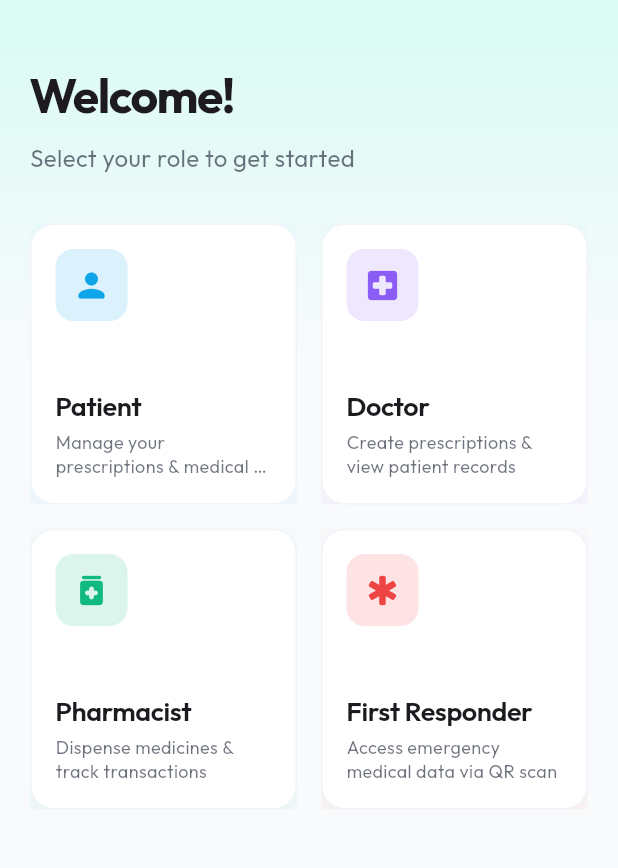
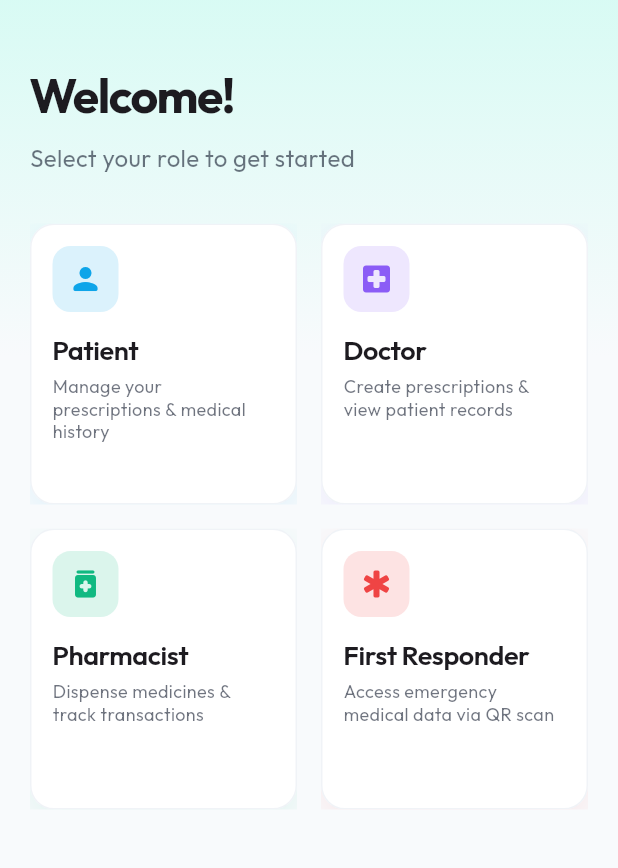
Before and after one commit to ankurrera/CareSync, a Flutter app: the screen it shows after launch, on a phone screen of 412 x 824 dp, the part 138-1006 px from its top. Run offline on Flutter 3.47's test engine with Material 3 defaults, Android fonts, the phone set to English and light mode, and no system bars; our stand-ins replace flutter_dotenv, flutter_riverpod, flutter_secure_storage, go_router, google_fonts, image_picker and 4 more; missing offline and left inert: mobile_scanner; accounts and stored records are empty.

Commit message:
minor fixes

```diff
--- a/lib/features/auth/presentation/screens/role_selection_screen.dart
+++ b/lib/features/auth/presentation/screens/role_selection_screen.dart
@@ -11,6 +11,8 @@ class RoleSelectionScreen extends StatelessWidget {
 
   @override
   Widget build(BuildContext context) {
+    final isDark = Theme.of(context).brightness == Brightness.dark;
+
     return Scaffold(
       body: Container(
         decoration: BoxDecoration(
@@ -18,7 +20,9 @@ class RoleSelectionScreen extends StatelessWidget {
             begin: Alignment.topCenter,
             end: Alignment.bottomCenter,
             colors: [
-              AppColors.primarySurface,
+              isDark
+                  ? AppColors.primary.withOpacity(0.15)
+                  : AppColors.primarySurface,
               Theme.of(context).scaffoldBackgroundColor,
             ],
             stops: const [0.0, 0.4],
--- a/lib/features/auth/presentation/widgets/role_card.dart
+++ b/lib/features/auth/presentation/widgets/role_card.dart
@@ -45,14 +45,14 @@ class RoleCard extends StatelessWidget {
             ],
           ),
           child: Padding(
-            padding: const EdgeInsets.all(16),
+            padding: const EdgeInsets.all(14),
             child: Column(
               crossAxisAlignment: CrossAxisAlignment.start,
               children: [
                 // Icon container
                 Container(
-                  width: 48,
-                  height: 48,
+                  width: 44,
+                  height: 44,
                   decoration: BoxDecoration(
                     color: color.withOpacity(0.15),
                     borderRadius: BorderRadius.circular(12),
@@ -60,10 +60,10 @@ class RoleCard extends StatelessWidget {
                   child: Icon(
                     icon,
                     color: color,
-                    size: 26,
+                    size: 24,
                   ),
                 ),
-                const Spacer(),
+                const SizedBox(height: 12),
                 // Title
                 Text(
                   title,
@@ -72,10 +72,13 @@ class RoleCard extends StatelessWidget {
                     fontWeight: FontWeight.w600,
                     letterSpacing: -0.3,
                   ),
+                  maxLines: 1,
+                  overflow: TextOverflow.ellipsis,
                 ),
                 const SizedBox(height: 4),
                 // Description
-                Text(
+                Flexible(
+                  child: Text(
                     description,
                     style: TextStyle(
                       fontSize: 12,
@@ -83,10 +86,11 @@ class RoleCard extends StatelessWidget {
                           .colorScheme
                           .onSurface
                           .withOpacity(0.6),
-                    height: 1.3,
+                      height: 1.25,
                     ),
-                  maxLines: 2,
+                    maxLines: 3,
                     overflow: TextOverflow.ellipsis,
+                  ),
                 ),
               ],
             ),
--- a/lib/features/doctor/presentation/screens/prescription_history_screen.dart
+++ b/lib/features/doctor/presentation/screens/prescription_history_screen.dart
@@ -150,7 +150,7 @@ class PrescriptionHistoryScreen extends ConsumerWidget {
                                       ),
                                     ),
                                   const SizedBox(width: 6),
-                                  _buildStatusBadge(status),
+                              _buildStatusBadge(status),
                                 ],
                               ),
                             ],
```
Also changed, not shown: lib/features/auth/presentation/screens/sign_in_screen.dart (+5 -5 lines), lib/features/patient/presentation/screens/medical_history_screen.dart (+5 -5 lines), lib/features/shared/presentation/screens/profile_screen.dart (indentation only). Lines whose indentation alone changed are shown as unchanged.
